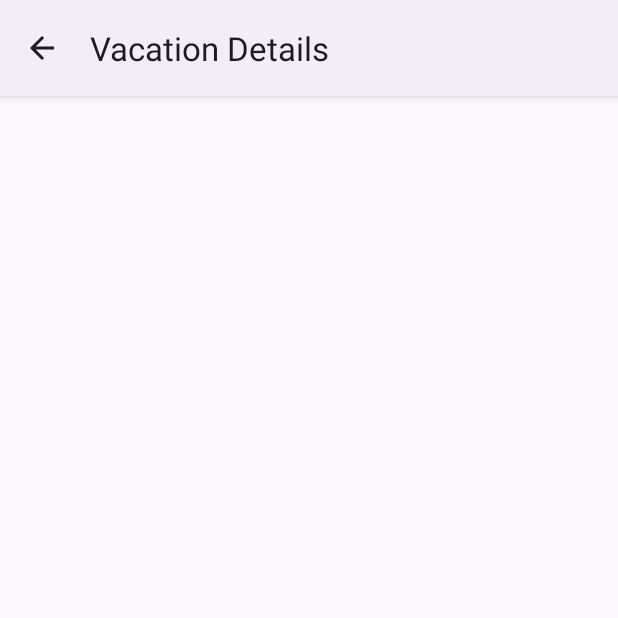
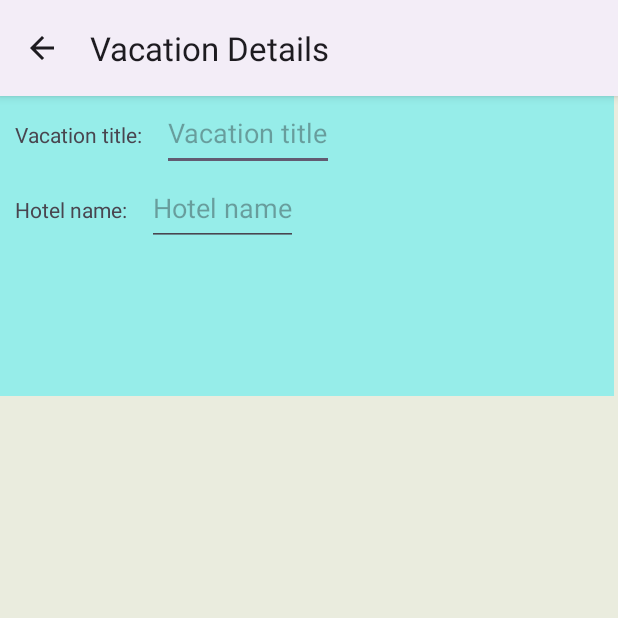
Before and after one commit to deannamh/VacationPlanner, an Android app: the VacationDetails screen opened directly, with no data from a screen before it, on a phone screen of 412 x 824 dp, the top half of it. Run offline under Robolectric (Android 15) with nearby library versions, the phone set to English and light mode, and no system bars.

Commit message:
Add ScrollView with LinearLayouts (containing TextView and EditText); and RecyclerView to activity_vacation_details.xml to allow user to enter vacation details (Title, Hotel name)

```diff
--- a/app/src/main/res/layout/activity_vacation_details.xml
+++ b/app/src/main/res/layout/activity_vacation_details.xml
@@ -5,6 +5,75 @@
     android:id="@+id/main"
     android:layout_width="match_parent"
     android:layout_height="match_parent"
+    android:background="#EAECDE"
     tools:context=".UI.VacationDetails">
 
+    <ScrollView
+        android:id="@+id/scrollView"
+        android:layout_width="409dp"
+        android:layout_height="200dp"
+        android:background="#96EDE9"
+        app:layout_constraintLeft_toLeftOf="parent"
+        app:layout_constraintTop_toTopOf="parent">
+
+        <LinearLayout
+            android:layout_width="match_parent"
+            android:layout_height="wrap_content"
+            android:orientation="vertical">
+
+            <LinearLayout
+                android:layout_width="wrap_content"
+                android:layout_height="wrap_content"
+                android:orientation="horizontal">
+
+                <TextView
+                    android:id="@+id/textView7"
+                    android:layout_width="wrap_content"
+                    android:layout_height="50dp"
+                    android:padding="10dp"
+                    android:text="Vacation title: " />
+
+                <EditText
+                    android:id="@+id/titleText"
+                    android:layout_width="wrap_content"
+                    android:layout_height="50dp"
+                    android:hint="Vacation title"
+                    android:inputType="text"/>
+            </LinearLayout>
+
+            <LinearLayout
+                android:layout_width="wrap_content"
+                android:layout_height="wrap_content"
+                android:orientation="horizontal">
+
+                <TextView
+                    android:id="@+id/textView8"
+                    android:layout_width="wrap_content"
+                    android:layout_height="50dp"
+                    android:padding="10dp"
+                    android:text="Hotel name: " />
+
+                <EditText
+                    android:id="@+id/hotelText"
+                    android:layout_width="wrap_content"
+                    android:layout_height="50dp"
+                    android:hint="Hotel name"
+                    android:inputType="text"/>
+            </LinearLayout>
+
+
+        </LinearLayout>
+    </ScrollView>
+
+    <androidx.recyclerview.widget.RecyclerView
+        android:id="@+id/excursionrecyclerview"
+        android:layout_width="409dp"
+        android:layout_height="529dp"
+        tools:layout_editor_absoluteX="1dp"
+        tools:layout_editor_absoluteY="201dp"
+        app:layout_constraintTop_toBottomOf="@id/scrollView"
+        app:layout_constraintLeft_toLeftOf="parent"/>
+
+
+
 </androidx.constraintlayout.widget.ConstraintLayout>
```
